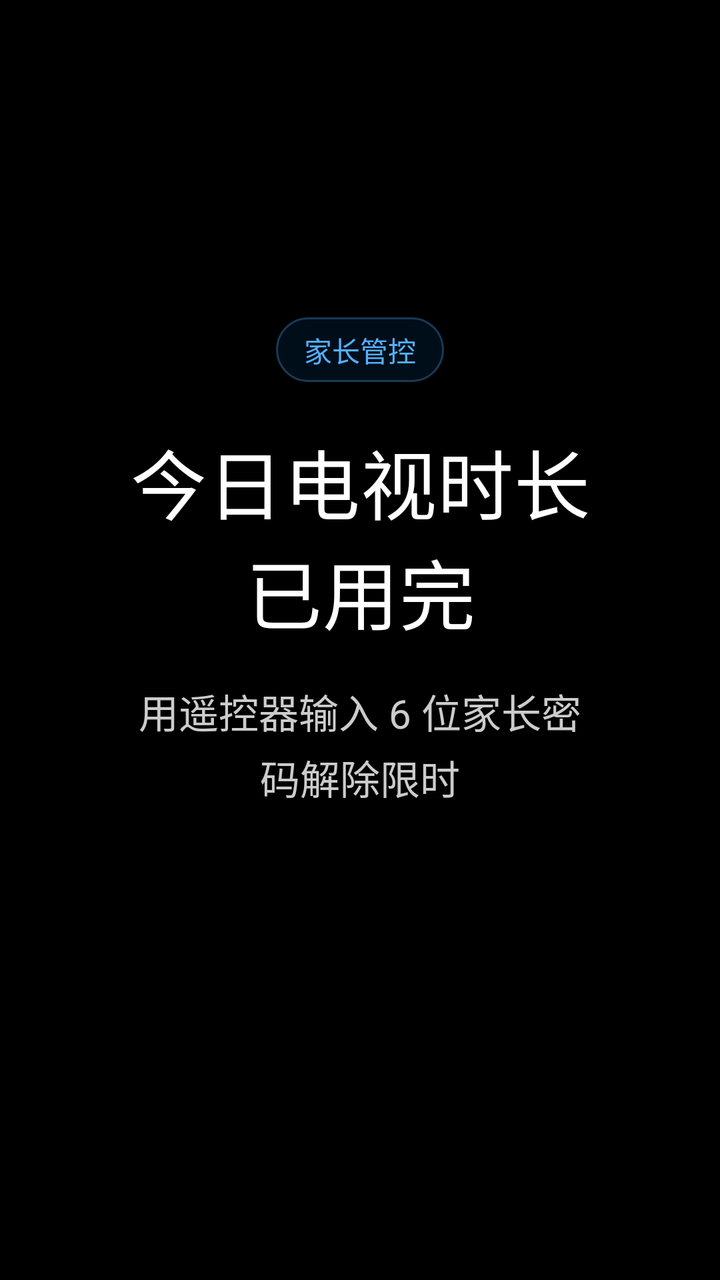
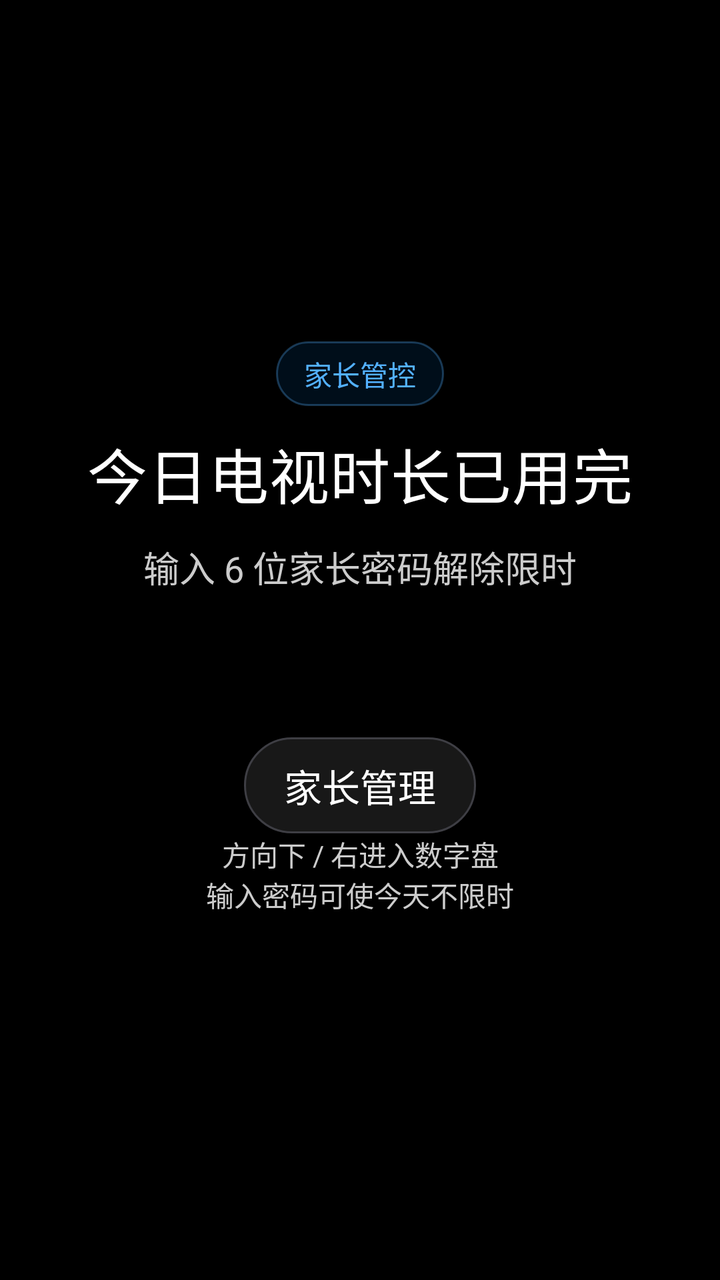

Two renders of the same Android screen: before a commit and after it. Below are the layout's source before the change and the commit's diff.
<!-- AndroidManifest.xml: application theme android:Theme.DeviceDefault.NoActionBar -->
<!-- res/layout/lock_screen.xml -->
<?xml version="1.0" encoding="utf-8"?>
<LinearLayout xmlns:android="http://schemas.android.com/apk/res/android"
    android:id="@+id/lock_root"
    android:layout_width="match_parent"
    android:layout_height="match_parent"
    android:background="@color/canvas"
    android:gravity="center"
    android:orientation="vertical"
    android:paddingStart="64dp"
    android:paddingEnd="64dp">

    <TextView
        android:id="@+id/lock_brand"
        style="@style/Text.Caption"
        android:layout_width="wrap_content"
        android:layout_height="wrap_content"
        android:background="@drawable/pill_bg"
        android:paddingStart="14dp"
        android:paddingTop="6dp"
        android:paddingEnd="14dp"
        android:paddingBottom="6dp"
        android:text="家长管控"
        android:textColor="@color/accent_light" />

    <TextView
        android:id="@+id/lock_title"
        style="@style/Text.Display"
        android:layout_width="wrap_content"
        android:layout_height="wrap_content"
        android:layout_marginTop="22dp"
        android:gravity="center"
        android:text="今日电视时长已用完"
        android:textSize="38sp" />

    <TextView
        android:id="@+id/lock_prompt"
        style="@style/Text.Body"
        android:layout_width="wrap_content"
        android:layout_height="wrap_content"
        android:layout_marginTop="18dp"
        android:gravity="center"
        android:text="用遥控器输入 6 位家长密码解除限时"
        android:textSize="20sp" />

    <TextView
        android:id="@+id/lock_input"
        style="@style/Text.Accent"
        android:layout_width="wrap_content"
        android:layout_height="wrap_content"
        android:layout_marginTop="22dp"
        android:gravity="center"
        android:minHeight="56dp"
        android:textColor="@color/accent_light"
        android:textSize="40sp" />
</LinearLayout>
<!-- resources referenced by this layout -->
<resources>
  <color name="accent_light">#53B1FF</color>
  <color name="canvas">#000000</color>
  <!-- drawable pill_bg (drawable) -->
  <?xml version="1.0" encoding="utf-8"?>
  <shape xmlns:android="http://schemas.android.com/apk/res/android"
      android:shape="rectangle">
      <solid android:color="#1F0070D1" />
      <corners android:radius="999dp" />
      <stroke android:width="1dp" android:color="#4D53B1FF" />
  </shape>
  <style name="Text.Accent">
          <item name="android:textColor">@color/accent_light</item>
          <item name="android:textSize">30sp</item>
          <item name="android:includeFontPadding">false</item>
      </style>
  <style name="Text.Body">
          <item name="android:textColor">@color/on_dark_mute</item>
          <item name="android:textSize">17sp</item>
          <item name="android:lineSpacingExtra">4dp</item>
          <item name="android:includeFontPadding">false</item>
      </style>
  <style name="Text.Caption">
          <item name="android:textColor">@color/mute_dark</item>
          <item name="android:textSize">14sp</item>
          <item name="android:includeFontPadding">false</item>
      </style>
  <style name="Text.Display">
          <item name="android:textColor">@color/on_dark</item>
          <item name="android:textSize">34sp</item>
          <item name="android:textStyle">normal</item>
          <item name="android:includeFontPadding">false</item>
      </style>
  <color name="on_dark_mute">#CCCCCC</color>
  <color name="mute_dark">#99E5E5E5</color>
  <color name="on_dark">#FFFFFF</color>
</resources>

<!-- the commit's change to res/layout/lock_screen.xml (unified diff, before → after) -->
@@ -1,55 +1,121 @@
 <?xml version="1.0" encoding="utf-8"?>
-<LinearLayout xmlns:android="http://schemas.android.com/apk/res/android"
+<FrameLayout xmlns:android="http://schemas.android.com/apk/res/android"
     android:id="@+id/lock_root"
     android:layout_width="match_parent"
     android:layout_height="match_parent"
     android:background="@color/canvas"
-    android:gravity="center"
-    android:orientation="vertical"
-    android:paddingStart="64dp"
-    android:paddingEnd="64dp">
+    android:paddingLeft="24dp"
+    android:paddingTop="16dp"
+    android:paddingRight="24dp"
+    android:paddingBottom="16dp">
 
-    <TextView
-        android:id="@+id/lock_brand"
-        style="@style/Text.Caption"
-        android:layout_width="wrap_content"
-        android:layout_height="wrap_content"
-        android:background="@drawable/pill_bg"
-        android:paddingStart="14dp"
-        android:paddingTop="6dp"
-        android:paddingEnd="14dp"
-        android:paddingBottom="6dp"
-        android:text="家长管控"
-        android:textColor="@color/accent_light" />
+    <ScrollView
+        android:id="@+id/entry_scroll"
+        android:layout_width="match_parent"
+        android:layout_height="match_parent"
+        android:fillViewport="true"
+        android:focusable="false">
 
-    <TextView
-        android:id="@+id/lock_title"
-        style="@style/Text.Display"
-        android:layout_width="wrap_content"
-        android:layout_height="wrap_content"
-        android:layout_marginTop="22dp"
-        android:gravity="center"
-        android:text="今日电视时长已用完"
-        android:textSize="38sp" />
+        <FrameLayout
+            android:layout_width="match_parent"
+            android:layout_height="wrap_content">
 
-    <TextView
-        android:id="@+id/lock_prompt"
-        style="@style/Text.Body"
-        android:layout_width="wrap_content"
-        android:layout_height="wrap_content"
-        android:layout_marginTop="18dp"
-        android:gravity="center"
-        android:text="用遥控器输入 6 位家长密码解除限时"
-        android:textSize="20sp" />
+            <LinearLayout
+                android:id="@+id/entry_columns"
+                android:layout_width="match_parent"
+                android:layout_height="wrap_content"
+                android:layout_gravity="center"
+                android:baselineAligned="false"
+                android:gravity="center_vertical"
+                android:orientation="vertical">
 
-    <TextView
-        android:id="@+id/lock_input"
-        style="@style/Text.Accent"
-        android:layout_width="wrap_content"
-        android:layout_height="wrap_content"
-        android:layout_marginTop="22dp"
-        android:gravity="center"
-        android:minHeight="56dp"
-        android:textColor="@color/accent_light"
-        android:textSize="40sp" />
-</LinearLayout>
+                <LinearLayout
+                    android:id="@+id/entry_copy"
+                    android:layout_width="match_parent"
+                    android:layout_height="wrap_content"
+                    android:gravity="center_horizontal"
+                    android:orientation="vertical">
+
+                    <TextView
+                        android:id="@+id/lock_brand"
+                        style="@style/Text.Caption"
+                        android:layout_width="wrap_content"
+                        android:layout_height="wrap_content"
+                        android:background="@drawable/pill_bg"
+                        android:paddingLeft="14dp"
+                        android:paddingTop="6dp"
+                        android:paddingRight="14dp"
+                        android:paddingBottom="6dp"
+                        android:text="家长管控"
+                        android:textColor="@color/accent_light" />
+
+                    <TextView
+                        android:id="@+id/lock_title"
+                        style="@style/Text.Display"
+                        android:layout_width="match_parent"
+                        android:layout_height="wrap_content"
+                        android:layout_marginTop="12dp"
+                        android:gravity="center"
+                        android:text="今日电视时长已用完"
+                        android:textSize="30sp" />
+
+                    <TextView
+                        android:id="@+id/lock_prompt"
+                        style="@style/Text.Body"
+                        android:layout_width="match_parent"
+                        android:layout_height="wrap_content"
+                        android:layout_marginTop="12dp"
+                        android:gravity="center"
+                        android:text="输入 6 位家长密码解除限时"
+                        android:textSize="18sp" />
+
+                    <TextView
+                        android:id="@+id/lock_input"
+                        style="@style/Text.Accent"
+                        android:layout_width="match_parent"
+                        android:layout_height="wrap_content"
+                        android:layout_marginTop="12dp"
+                        android:gravity="center"
+                        android:minHeight="48dp"
+                        android:textColor="@color/accent_light"
+                        android:textSize="32sp" />
+
+                    <Button
+                        android:id="@+id/parent_manage"
+                        style="@style/Widget.PillButton"
+                        android:layout_width="wrap_content"
+                        android:layout_height="48dp"
+                        android:layout_gravity="center_horizontal"
+                        android:layout_marginTop="12dp"
+                        android:focusable="true"
+                        android:focusableInTouchMode="true"
+                        android:tag="parent_manage"
+                        android:text="家长管理" />
+
+                </LinearLayout>
+
+                <LinearLayout
+                    android:id="@+id/keypad_column"
+                    android:layout_width="252dp"
+                    android:layout_height="wrap_content"
+                    android:layout_gravity="center_horizontal"
+                    android:orientation="vertical">
+
+                    <TextView
+                        style="@style/Text.Caption"
+                        android:layout_width="match_parent"
+                        android:layout_height="wrap_content"
+                        android:layout_marginBottom="12dp"
+                        android:gravity="center"
+                        android:text="方向下 / 右进入数字盘\n输入密码可使今天不限时"
+                        android:textColor="@color/on_dark_mute" />
+
+                    <FrameLayout
+                        android:id="@+id/keypad_host"
+                        android:layout_width="match_parent"
+                        android:layout_height="wrap_content" />
+                </LinearLayout>
+            </LinearLayout>
+        </FrameLayout>
+    </ScrollView>
+</FrameLayout>
<!-- resource entries referenced after the edit -->
@@ -32,8 +32,52 @@
           <item name="android:textStyle">normal</item>
           <item name="android:includeFontPadding">false</item>
       </style>
+  <style name="Widget.PillButton" parent="@android:style/Widget.DeviceDefault.Button">
+          <item name="android:background">@drawable/remote_button_bg</item>
+          <item name="android:textColor">@color/on_dark</item>
+          <item name="android:textSize">19sp</item>
+          <item name="android:textAllCaps">false</item>
+          <item name="android:minWidth">0dp</item>
+          <item name="android:minHeight">48dp</item>
+          <item name="android:paddingStart">20dp</item>
+          <item name="android:paddingEnd">20dp</item>
+          <item name="android:paddingTop">8dp</item>
+          <item name="android:paddingBottom">8dp</item>
+      </style>
   <color name="on_dark_mute">#CCCCCC</color>
   <color name="mute_dark">#99E5E5E5</color>
   <color name="on_dark">#FFFFFF</color>
+  <!-- drawable remote_button_bg (drawable) -->
+  <?xml version="1.0" encoding="utf-8"?>
+  <selector xmlns:android="http://schemas.android.com/apk/res/android">
+      <item android:state_enabled="false">
+          <shape android:shape="rectangle">
+              <solid android:color="#141516" />
+              <stroke android:width="1dp" android:color="#26282C" />
+              <corners android:radius="999dp" />
+          </shape>
+      </item>
+      <item android:state_pressed="true">
+          <shape android:shape="rectangle">
+              <solid android:color="#0064B7" />
+              <stroke android:width="2dp" android:color="#FFFFFF" />
+              <corners android:radius="999dp" />
+          </shape>
+      </item>
+      <item android:state_focused="true">
+          <shape android:shape="rectangle">
+              <solid android:color="#0070D1" />
+              <stroke android:width="3dp" android:color="#53B1FF" />
+              <corners android:radius="999dp" />
+          </shape>
+      </item>
+      <item>
+          <shape android:shape="rectangle">
+              <solid android:color="#181818" />
+              <stroke android:width="1dp" android:color="#3E3E44" />
+              <corners android:radius="999dp" />
+          </shape>
+      </item>
+  </selector>
 </resources>
 
